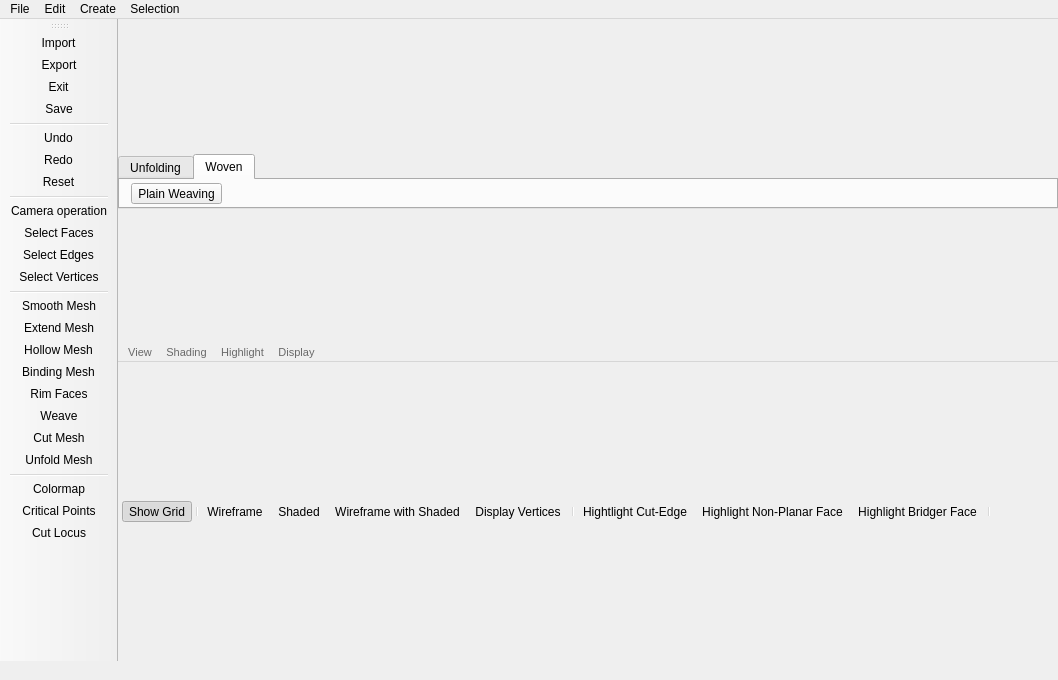
Old version of the form forms/mainwindow.ui in the repository TopModLab/Unfolding.
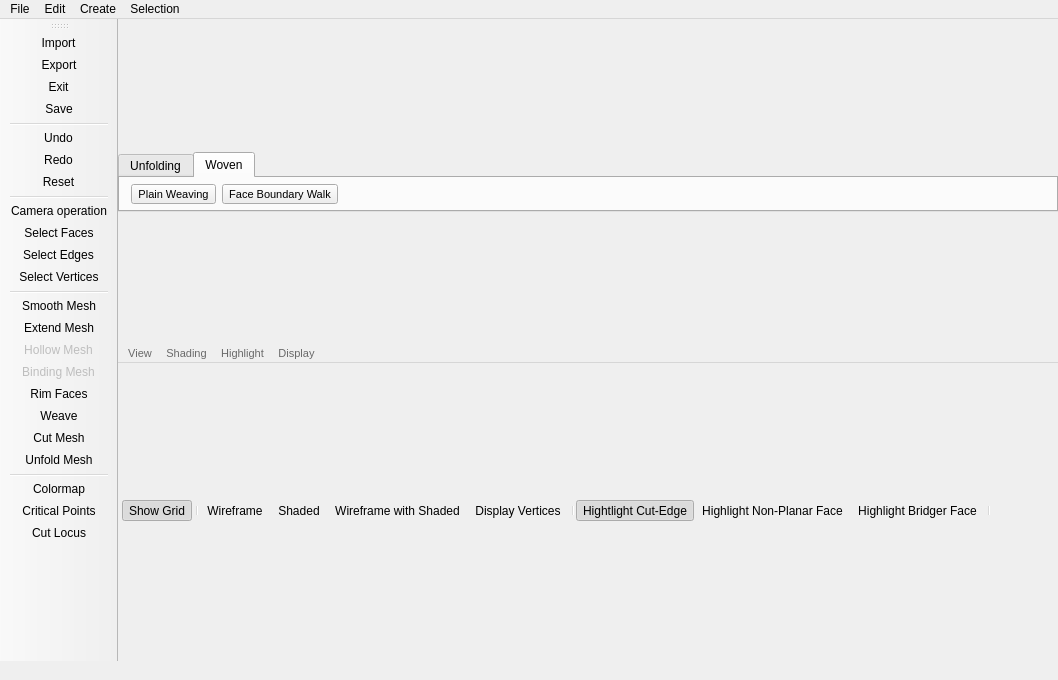
New version of the form. The open tabs and pages were chosen to show the change. Icons and pictures are not drawn.

```diff
--- a/forms/mainwindow.ui
+++ b/forms/mainwindow.ui
@@ -44,7 +44,7 @@
       <property name="minimumSize">
        <size>
         <width>940</width>
-        <height>50</height>
+        <height>60</height>
        </size>
       </property>
       <property name="tabPosition">
@@ -320,10 +320,53 @@
         <item>
          <layout class="QHBoxLayout" name="horizontalLayout_3">
           <item>
-           <widget class="QToolButton" name="toolButton_4">
+           <widget class="QToolButton" name="weaveBtn">
+            <property name="font">
+             <font>
+              <pointsize>8</pointsize>
+             </font>
+            </property>
             <property name="text">
              <string>Plain Weaving</string>
             </property>
+            <property name="icon">
+             <iconset resource="../resources.qrc">
+              <normaloff>:/icons/weaving.png</normaloff>:/icons/weaving.png</iconset>
+            </property>
+            <property name="iconSize">
+             <size>
+              <width>24</width>
+              <height>24</height>
+             </size>
+            </property>
+            <property name="toolButtonStyle">
+             <enum>Qt::ToolButtonTextBesideIcon</enum>
+            </property>
+           </widget>
+          </item>
+          <item>
+           <widget class="QToolButton" name="FBWBtn">
+            <property name="font">
+             <font>
+              <pointsize>8</pointsize>
+             </font>
+            </property>
+            <property name="text">
+             <string>Face Boundary Walk</string>
+            </property>
+            <property name="icon">
+             <iconset resource="../resources.qrc">
+              <normaloff>:/icons/rimface_3d.png</normaloff>:/icons/rimface_3d.png</iconset>
+            </property>
+            <property name="iconSize">
+             <size>
+              <width>24</width>
+              <height>24</height>
+             </size>
+            </property>
+            <property name="toolButtonStyle">
+             <enum>Qt::ToolButtonTextBesideIcon</enum>
+            </property>
            </widget>
           </item>
          </layout>
@@ -765,6 +808,9 @@
    <property name="checkable">
     <bool>true</bool>
    </property>
+   <property name="checked">
+    <bool>true</bool>
+   </property>
    <property name="icon">
     <iconset resource="../resources.qrc">
      <normaloff>:/icons/disp/highlightCut.png</normaloff>:/icons/disp/highlightCut.png</iconset>
@@ -1032,6 +1078,9 @@
    <property name="checkable">
     <bool>true</bool>
    </property>
+   <property name="enabled">
+    <bool>false</bool>
+   </property>
    <property name="icon">
     <iconset resource="../resources.qrc">
      <normaloff>:/icons/HollowSphere.png</normaloff>:/icons/HollowSphere.png</iconset>
@@ -1047,6 +1096,9 @@
    <property name="checkable">
     <bool>true</bool>
    </property>
+   <property name="enabled">
+    <bool>false</bool>
+   </property>
    <property name="icon">
     <iconset resource="../resources.qrc">
      <normaloff>:/icons/bind.png</normaloff>:/icons/bind.png</iconset>
```
Left out of the diff: 52 changed lines with no effect on the pictures.
